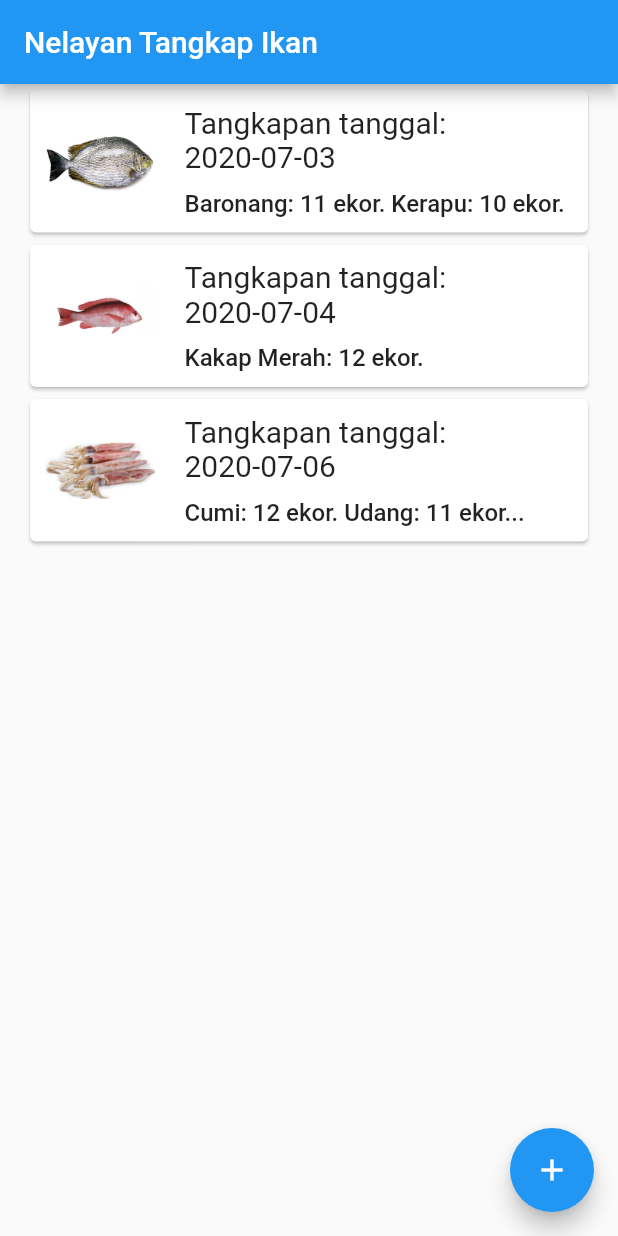
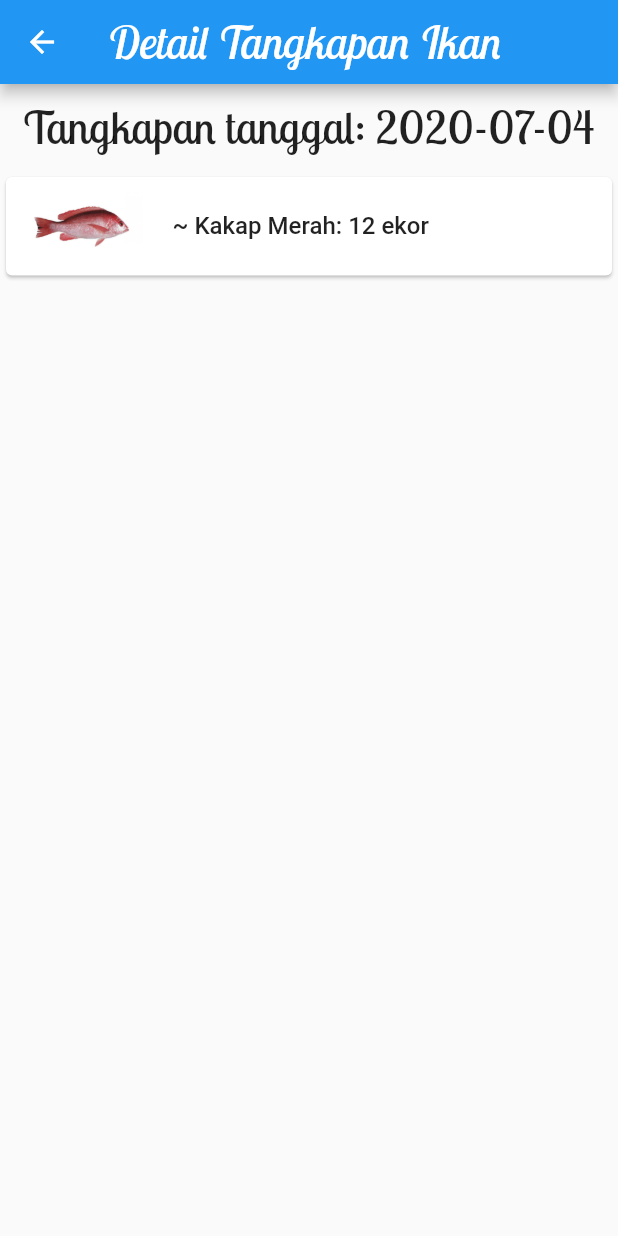
Before and after one commit to oonid/flutter-tangkap-ikan, a Flutter app: the screen it shows after launch, after a tap on an icon or button, on a phone screen of 412 x 824 dp. Run offline on Flutter 3.47's test engine with Material 2 defaults, Android fonts, the phone set to English and light mode, and no system bars.

Commit message:
menambahkan DetailTangkapanIkanScreen. menambahkan navigasi dari UtamaScreen. menggunakan fonts Lobster di sejumlah Text().

```diff
--- /dev/null
+++ b/lib/screens/detail_tangkapan_ikan_screen.dart
@@ -0,0 +1,74 @@
+import 'package:flutter/material.dart';
+import 'package:tangkap_ikan/models/tangkapan_ikan.dart';
+
+// halaman detail dari tangkapan ikan pada suatu hari/tanggal
+// merupakan Stateless Widget karena tidak ada perubahan dari data detail
+
+class DetailTangkapanIkanScreen extends StatelessWidget {
+  final TangkapanIkan tangkapanIkan;
+
+  DetailTangkapanIkanScreen(this.tangkapanIkan);
+
+  @override
+  Widget build(BuildContext context) {
+    return Scaffold(
+      appBar: AppBar(
+        title: Text('Detail Tangkapan Ikan',
+            style: TextStyle(
+                fontFamily: 'Lobster_Two',
+                fontStyle: FontStyle.italic,
+                fontSize: 30.0)),
+      ),
+      body: SingleChildScrollView(
+        child: Column(
+          children: <Widget>[
+            Padding(
+              padding: const EdgeInsets.all(10.0),
+              child: Text(
+                'Tangkapan tanggal: ${tangkapanIkan.tanggal}',
+                style: TextStyle(
+                  fontFamily: 'Lobster_Two',
+                  fontSize: 30.0,
+                ),
+              ),
+            ),
+            ListView(
+              shrinkWrap: true,
+              // menonaktifkan scroll di ListView, ikuti ScrollView
+              physics: NeverScrollableScrollPhysics(),
+              children: tangkapanIkan.tangkapan.map((tangkapan) {
+                Ikan ikan = tangkapan['jenis'];
+                return Card(
+                  child: Row(
+                    children: [
+                      Expanded(
+                          flex: 1,
+                          child: Padding(
+                            padding: const EdgeInsets.all(10.0),
+                            child: ConstrainedBox(
+                                constraints: BoxConstraints(
+                                    maxHeight: 64.0, maxWidth: 64.0),
+                                child: Image.asset(ikan.gambarAset)),
+                          )),
+                      Expanded(
+                          flex: 3,
+                          child: Padding(
+                            padding: const EdgeInsets.all(10.0),
+                            child: Text(
+                                '~ ${ikan.nama}: ${tangkapan['jumlah']} ekor',
+                                style: TextStyle(
+                                  fontSize: 16.0,
+                                  fontWeight: FontWeight.w500,
+                                )),
+                          )),
+                    ],
+                  ),
+                );
+              }).toList(),
+            ),
+          ],
+        ),
+      ),
+    );
+  }
+}
--- a/lib/screens/utama_screen.dart
+++ b/lib/screens/utama_screen.dart
@@ -1,5 +1,6 @@
 import 'package:flutter/material.dart';
 import 'package:tangkap_ikan/models/tangkapan_ikan.dart';
+import 'package:tangkap_ikan/screens/detail_tangkapan_ikan_screen.dart';
 
 // Utama atau Laman, artinya halaman utama (HomeScreen)
 // merupakan Stateful Widget karena nanti ada pengubahan state tangkapanIkanList
@@ -18,7 +19,11 @@ class _UtamaScreenState extends State<UtamaScreen> {
   Widget build(BuildContext context) {
     return Scaffold(
       appBar: AppBar(
-        title: const Text('Nelayan Tangkap Ikan'),
+        title: const Text('Nelayan Tangkap Ikan',
+            style: TextStyle(
+                fontFamily: 'Lobster_Two',
+                fontStyle: FontStyle.italic,
+                fontSize: 30.0)),
       ),
       body: ListView(
         children: widget.tangkapanIkanList
@@ -49,7 +54,16 @@ class _UtamaScreenState extends State<UtamaScreen> {
 
           // isi dari ListView
           return FlatButton(
-            onPressed: () {},
+            onPressed: () {
+              Navigator.push(
+                context,
+                MaterialPageRoute(
+                  builder: (context) {
+                    return DetailTangkapanIkanScreen(tangkapanIkan);
+                  },
+                ),
+              );
+            },
             child: Card(
               child: Row(
                 crossAxisAlignment: CrossAxisAlignment.center,
@@ -58,7 +72,10 @@ class _UtamaScreenState extends State<UtamaScreen> {
                     flex: 1,
                     child: Padding(
                       padding: const EdgeInsets.all(10.0),
-                      child: Image.asset(gambarAset),
+                      child: ConstrainedBox(
+                          constraints:
+                              BoxConstraints(maxHeight: 80.0, maxWidth: 80.0),
+                          child: Image.asset(gambarAset)),
                     ),
                   ),
                   Expanded(
@@ -72,6 +89,7 @@ class _UtamaScreenState extends State<UtamaScreen> {
                           Text(
                             'Tangkapan tanggal: ${tangkapanIkan.tanggal}',
                             style: TextStyle(
+                              fontFamily: 'Lobster_Two',
                               fontSize: 20.0,
                             ),
                           ),
```
